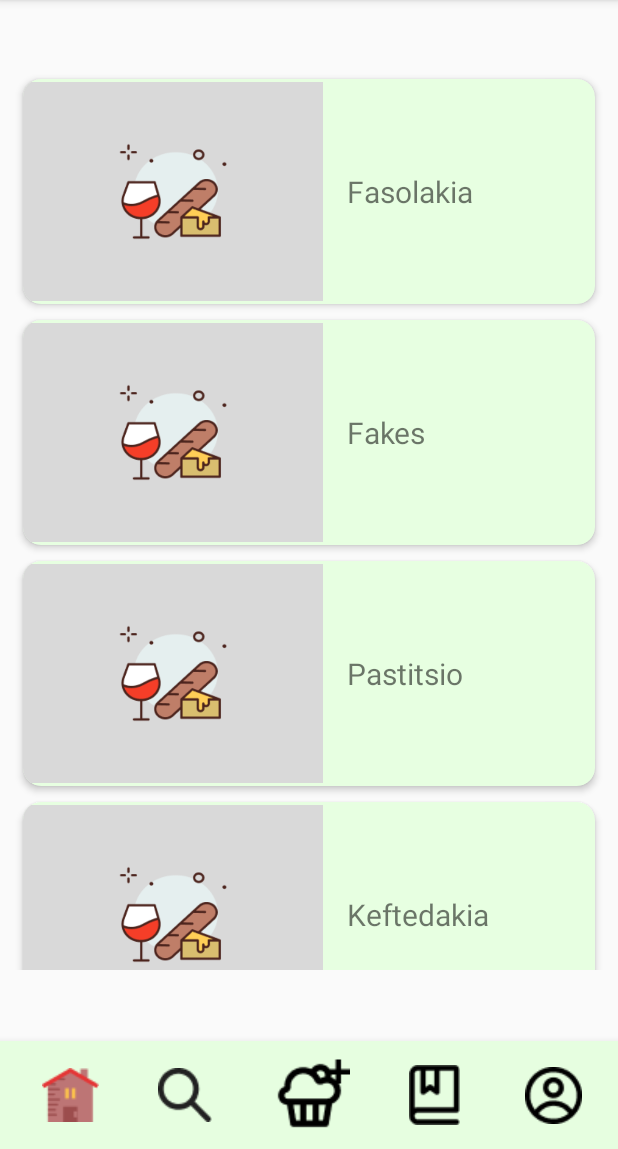
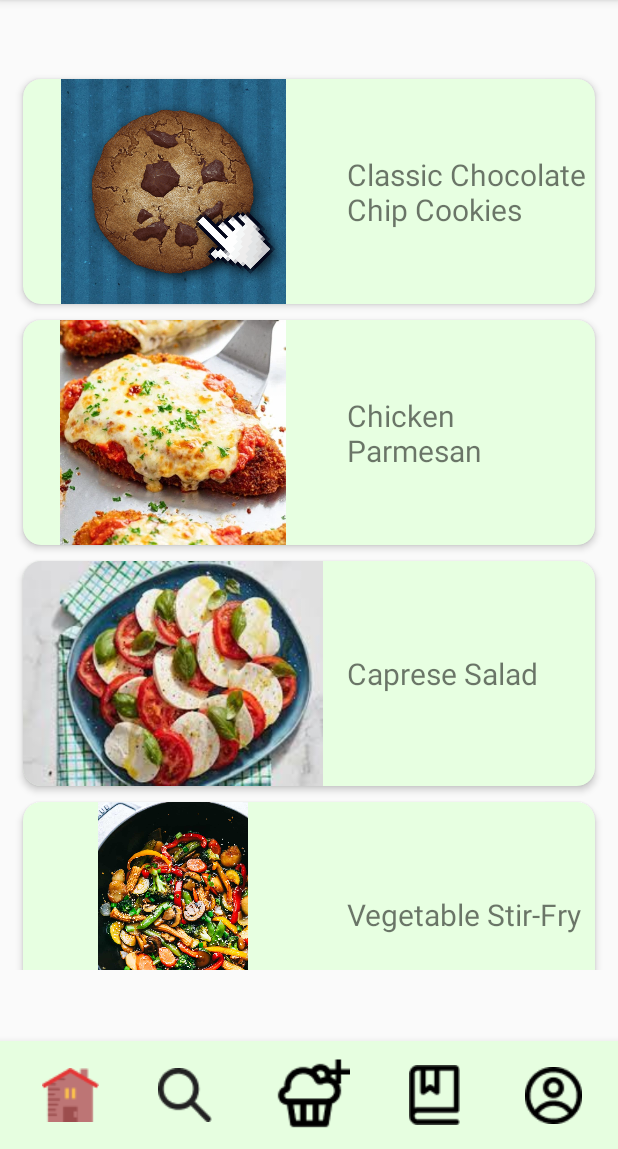
Before and after one commit to dmalamati/Raccacoonie, an Android app: the Home_Activity screen opened directly, with no data from a screen before it, on a phone screen of 412 x 824 dp, the part 87-1236 px from its top. Run offline under Robolectric (Android 15) with nearby library versions, the phone set to English and light mode, and no system bars.

```diff
--- a/app/src/main/java/com/example/raccacoonie/Home_Activity.java
+++ b/app/src/main/java/com/example/raccacoonie/Home_Activity.java
@@ -35,7 +35,7 @@ public class Home_Activity extends AppCompatActivity implements RecyclerViewInte
         layoutManager = new LinearLayoutManager(this);
         recyclerView.setLayoutManager(layoutManager);
 //Set my Adapter for the RecyclerView
-        adapter = new RecyclerAdapter(this);
+        adapter = new RecyclerAdapter(this,this);
         recyclerView.setAdapter(adapter);
 
 
--- a/app/src/main/java/com/example/raccacoonie/Profile_Activity.java
+++ b/app/src/main/java/com/example/raccacoonie/Profile_Activity.java
@@ -26,7 +26,7 @@ public class Profile_Activity extends AppCompatActivity implements RecyclerViewI
         layoutManager = new LinearLayoutManager(this);
         recyclerView.setLayoutManager(layoutManager);
 //Set my Adapter for the RecyclerView
-        adapter = new RecyclerAdapter(this);
+        adapter = new RecyclerAdapter(this,this);
         recyclerView.setAdapter(adapter);
 
 
--- a/app/src/main/java/com/example/raccacoonie/RecyclerAdapter.java
+++ b/app/src/main/java/com/example/raccacoonie/RecyclerAdapter.java
@@ -1,5 +1,10 @@
 package com.example.raccacoonie;
 
+import android.annotation.SuppressLint;
+import android.content.Context;
+import android.database.Cursor;
+import android.os.Build;
+import android.util.Log;
 import android.view.LayoutInflater;
 import android.view.View;
 import android.view.ViewGroup;
@@ -11,6 +16,8 @@ import androidx.recyclerview.widget.RecyclerView;
 
 import com.google.android.material.snackbar.Snackbar;
 
+import java.util.ArrayList;
+
 public class RecyclerAdapter extends RecyclerView.Adapter<RecyclerAdapter.ViewHolder> {
 
     private final RecyclerViewInterface recyclerViewInterface;
@@ -18,12 +25,69 @@ public class RecyclerAdapter extends RecyclerView.Adapter<RecyclerAdapter.ViewHo
 
     //Variables storing data to display for this example
     private final String[] titles = {"Fasolakia", "Fakes", "Pastitsio", "Keftedakia", "Makaronia me kima", "Spanakorizo", "Omeleta", "Kokkinisto me kritharaki"};
-
-    private final int[] images = { R.drawable.recipe_image, R.drawable.recipe_image, R.drawable.recipe_image, R.drawable.recipe_image, R.drawable.recipe_image,
+    private Context context;
+    private final int[] images = { R.drawable.recipe_0, R.drawable.recipe_image, R.drawable.recipe_image, R.drawable.recipe_image, R.drawable.recipe_image,
             R.drawable.recipe_image, R.drawable.recipe_image, R.drawable.recipe_image };
 
-    public RecyclerAdapter(RecyclerViewInterface recyclerViewInterface) {
+    private final int[] recipeDrawables = {
+            R.drawable.recipe_0,
+            R.drawable.recipe_1,
+            R.drawable.recipe_2,
+            R.drawable.recipe_3,
+            R.drawable.recipe_4,
+            R.drawable.recipe_5
+    };
+    ArrayList<Recipe> recipes = new ArrayList<>();
+    ArrayList<Integer> pics = new ArrayList<>();
+
+    public RecyclerAdapter(RecyclerViewInterface recyclerViewInterface,Context context) {
         this.recyclerViewInterface = recyclerViewInterface;
+        this.context = context;
+        fillPics();
+        fillRecipes();
+    }
+    public void fillPics()
+    /**
+     * fills the pics arraylist with the appropriate amount of pictures
+     */
+    {
+        for (int i = 0 ; i < recipes.size(); i ++)
+        {
+            pics.add(R.drawable.recipe_image);
+        }
+    }
+    public void fillRecipes()
+    {
+        recipes.add(new Recipe(1, "Classic Chocolate Chip Cookies",
+                "chocolate_chip_cookies.jpg",
+                "1. Preheat the oven to 350°F. \n2. In a mixing bowl, cream together butter and sugars. \n3. Beat in eggs and vanilla. \n4. In a separate bowl, combine flour, baking soda, and salt. \n5. Gradually add the dry ingredients to the wet ingredients, mixing well. \n6. Stir in chocolate chips. \n7. Drop rounded tablespoons of dough onto a baking sheet. \n8. Bake for 10-12 minutes or until golden brown. \n9. Allow cookies to cool on the baking sheet for a few minutes before transferring to a wire rack.",
+                "Butter, granulated sugar, brown sugar, eggs, vanilla extract, all-purpose flour, baking soda, salt, chocolate chips",
+                "Desserts", 0));
+        recipes.add(new Recipe(2, "Chicken Parmesan",
+                "chicken_parmesan.jpg",
+                "1. Preheat the oven to 375°F. \n2. Season chicken cutlets with salt, pepper, and Italian seasoning. \n3. Dip each cutlet in beaten egg, then coat with breadcrumbs. \n4. Heat oil in a skillet and cook the cutlets until golden brown. \n5. Place cooked cutlets in a baking dish and top with marinara sauce and shredded mozzarella cheese. \n6. Bake for 15-20 minutes or until the cheese is melted and bubbly. \n7. Serve with cooked spaghetti or your choice of pasta.",
+                "Chicken cutlets, salt, pepper, Italian seasoning, eggs, breadcrumbs, oil, marinara sauce, shredded mozzarella cheese, spaghetti",
+                "Main Dishes", 1));
+        recipes.add(new Recipe(3, "Caprese Salad",
+                "caprese_salad.jpg",
+                "1. Slice tomatoes and fresh mozzarella cheese. \n2. Arrange the tomato and mozzarella slices on a serving platter. \n3. Drizzle with olive oil and balsamic glaze. \n4. Sprinkle with salt, pepper, and fresh basil leaves. \n5. Serve immediately as a refreshing appetizer or side dish.",
+                "Tomatoes, fresh mozzarella cheese, olive oil, balsamic glaze, salt, pepper, fresh basil leaves",
+                "Salads", 0));
+        recipes.add(new Recipe(4, "Vegetable Stir-Fry",
+                "vegetable_stirfry.jpg",
+                "1. Heat oil in a wok or skillet over high heat. \n2. Add sliced vegetables (e.g., bell peppers, carrots, broccoli, snap peas). \n3. Stir-fry for a few minutes until vegetables are crisp-tender. \n4. In a small bowl, mix together soy sauce, ginger, and garlic. \n5. Pour the sauce over the vegetables and stir-fry for another minute. \n6. Serve hot over steamed rice or noodles.",
+                "Assorted vegetables (bell peppers, carrots, broccoli, snap peas), oil, soy sauce, ginger, garlic, steamed rice or noodles",
+                "Asian", 1));
+        recipes.add(new Recipe(1, "Avocado Toast",
+                "avocado_toast.jpg",
+                "1. Toast a slice of bread until golden brown. \n2. Mash half an avocado and spread it on the toast. \n3. Sprinkle with salt, pepper, and red pepper flakes to taste. \n4. Optionally, top with sliced tomatoes, a drizzle of olive oil, or a squeeze of lemon juice. \n5. Enjoy as a quick and healthy breakfast or snack.",
+                "Bread, avocado, salt, pepper, red pepper flakes",
+                "Breakfast", 1));
+        recipes.add(new Recipe(4, "Peanut Butter Banana Smoothie",
+                "peanut_butter_smoothie.jpg",
+                "1. In a blender, combine a ripe banana, a spoonful of peanut butter, and a cup of milk. \n2. Add a drizzle of honey and a pinch of cinnamon. \n3. Blend until smooth and creamy. \n4. Pour into a glass and enjoy as a delicious and energizing smoothie.",
+                "Banana, peanut butter, milk, honey, cinnamon",
+                "Beverages", 0));
     }
 
     //Class that holds the items to be displayed (Views in card_layout)
@@ -37,11 +101,13 @@ public class RecyclerAdapter extends RecyclerView.Adapter<RecyclerAdapter.ViewHo
             itemTitle = itemView.findViewById(R.id.item_title);
             itemView.setOnClickListener(new View.OnClickListener() {
                 @Override public void onClick(View v) {
-//                    int position = getAdapterPosition();
-//                    Snackbar.make(v, "Click detected on item " + position,
-//                            Snackbar.LENGTH_LONG).show();
+
+                    int position = getAdapterPosition();
+                    Log.d("DEBUG",String.format("CLICKED CARD %s",position));
+                    // Snackbar.make(v, "Click detected on item " + position,
+                        //    Snackbar.LENGTH_LONG).show();
                     if( recyclerViewInterface!=null){
-                        int position = getAdapterPosition();
+                        //int position = getAdapterPosition();
                         if(position != RecyclerView.NO_POSITION){
                             recyclerViewInterface.onItemClick(position);
                         }
@@ -54,17 +120,50 @@ public class RecyclerAdapter extends RecyclerView.Adapter<RecyclerAdapter.ViewHo
     @NonNull
     @Override
     public RecyclerAdapter.ViewHolder onCreateViewHolder(ViewGroup parent, int viewType) {
+        //fillTitles(2);
+
+        //fill the phone with data
+        //fillPics();
+        //fillRecipes();
+
         View v = LayoutInflater.from(parent.getContext())
                 .inflate(R.layout.card_layout, parent, false);
+
         return new ViewHolder(v, recyclerViewInterface);
     }
     @Override
-    public void onBindViewHolder(RecyclerAdapter.ViewHolder holder, int position) {
-        holder.itemTitle.setText(titles[position]);
-        holder.itemImage.setImageResource(images[position]);
+    public void onBindViewHolder(ViewHolder holder, int position) {
+
+        holder.itemTitle.setText(recipes.get(position).title);
+
+        holder.itemImage.setImageResource(recipeDrawables[position]);
+        //MIN PEIRAKSEI KANEIS TO PANO, EIMAI POLI EKSIPNOS POU TO SKEFTIKA
     }
     @Override
     public int getItemCount() {
-        return titles.length;
+        return recipes.size();
+        //return titles.length;
+    }
+    public void fillTitles(int limit)
+    {
+        DatabaseHandler myhandler = new DatabaseHandler(this.context,1);
+        Cursor cursor = myhandler.getRecipes(-1);
+        ArrayList<String> titleList = new ArrayList<>();
+
+        if (cursor != null && cursor.moveToFirst()) {
+            do {
+                String title = cursor.getString(1);
+                titleList.add(title);
+            } while (cursor.moveToNext());
+        }
+
+        if (cursor != null) {
+            cursor.close();
+        }
+
+        for (int i = 0 ; i < titleList.size(); i++)
+        {
+            Log.d("TEST",titleList.get(i));
+        }
     }
 }
--- a/app/src/main/java/com/example/raccacoonie/Saved_Activity.java
+++ b/app/src/main/java/com/example/raccacoonie/Saved_Activity.java
@@ -25,7 +25,7 @@ public class Saved_Activity extends AppCompatActivity implements RecyclerViewInt
         layoutManager = new LinearLayoutManager(this);
         recyclerView.setLayoutManager(layoutManager);
 //Set my Adapter for the RecyclerView
-        adapter = new RecyclerAdapter(this);
+        adapter = new RecyclerAdapter(this,this);
         recyclerView.setAdapter(adapter);
 
 
--- a/app/src/main/java/com/example/raccacoonie/Search_Activity.java
+++ b/app/src/main/java/com/example/raccacoonie/Search_Activity.java
@@ -35,7 +35,7 @@ public class Search_Activity extends AppCompatActivity implements RecyclerViewIn
         layoutManager = new LinearLayoutManager(this);
         recyclerView.setLayoutManager(layoutManager);
 //Set my Adapter for the RecyclerView
-        adapter = new RecyclerAdapter(this);
+        adapter = new RecyclerAdapter(this,this);
         recyclerView.setAdapter(adapter);
 
         ImageButton filters_button= findViewById(R.id.button_filters);
--- a/app/src/main/java/com/example/raccacoonie/Sign_Up_Activity.java
+++ b/app/src/main/java/com/example/raccacoonie/Sign_Up_Activity.java
@@ -49,6 +49,7 @@ public class Sign_Up_Activity extends AppCompatActivity {
                 Intent loadLog_In_Activity= new Intent(Sign_Up_Activity.this,Log_In_Activity.class);
                 if (terms_and_conditions.isChecked())
                 {
+
                    //TODO: 1: check if The fields are correct in terms of database
                     // TODO:kill this activity so it cant be accesed by pressing the 'back button'
                     if(MyHandler.checkEmail(mail)){
@@ -57,7 +58,8 @@ public class Sign_Up_Activity extends AppCompatActivity {
                     else{
                     User u=new User(user,pass,mail);
                     MyHandler.addUser(u);
-                    Toast.makeText(Sign_Up_Activity.this, MyHandler.getUsers(), Toast.LENGTH_LONG).show();
+                    //Toast.makeText(Sign_Up_Activity.this, MyHandler.getUsers(), Toast.LENGTH_LONG).show();
+                        MyHandler.printTable("USER");
                     startActivity(loadLog_In_Activity);
                     finish();
 
--- a/app/src/main/java/com/example/raccacoonie/View_Profile_Activity.java
+++ b/app/src/main/java/com/example/raccacoonie/View_Profile_Activity.java
@@ -24,7 +24,7 @@ public class View_Profile_Activity extends AppCompatActivity implements Recycler
         layoutManager = new LinearLayoutManager(this);
         recyclerView.setLayoutManager(layoutManager);
 //Set my Adapter for the RecyclerView
-        adapter = new RecyclerAdapter(this);
+        adapter = new RecyclerAdapter(this,this);
         recyclerView.setAdapter(adapter);
     }
 
```
Also changed, not shown: app/src/main/java/com/example/raccacoonie/DatabaseHandler.java (+67 -4 lines), app/src/main/java/com/example/raccacoonie/Raccacoonie.java (added, +40 -0 lines), app/src/main/res/drawable/recipe_0.jpg (added), app/src/main/res/drawable/recipe_1.jpg (added), app/src/main/res/drawable/recipe_2.jpg (added), app/src/main/res/drawable/recipe_3.jpg (added), app/src/main/res/drawable/recipe_4.jpg (added), app/src/main/res/drawable/recipe_5.jpg (added).
